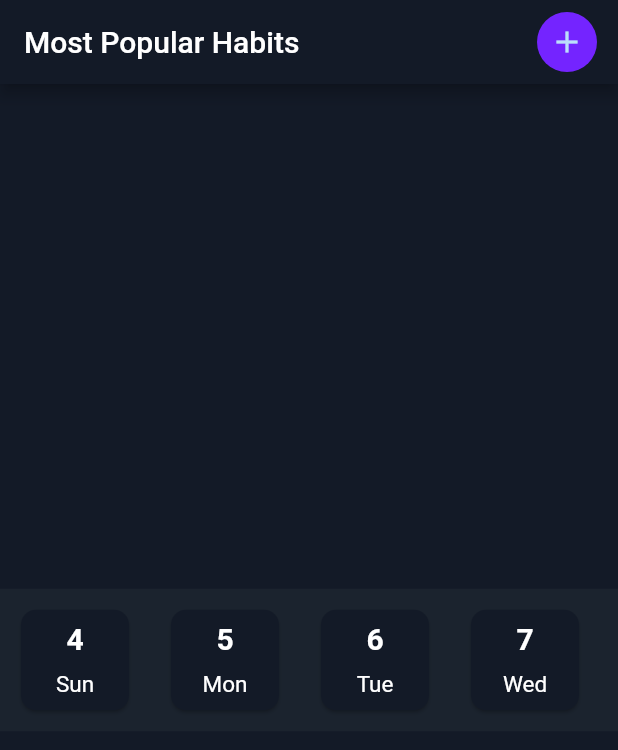
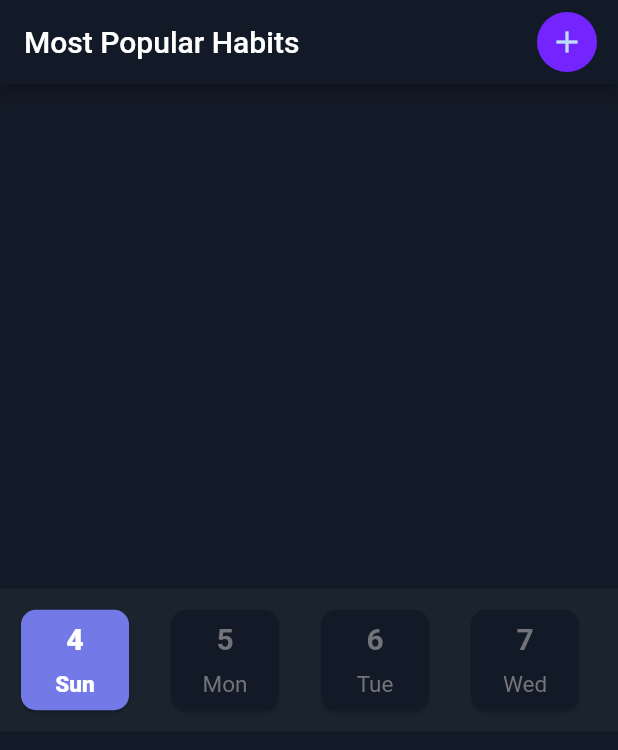
Before and after one commit to pranavkaruvally/Habit-tracker, a Flutter app: the screen it shows after launch, on a phone screen of 412 x 824 dp. Shown: the top 750 px of the screen. Run offline on Flutter 3.47's test engine with Material 2 defaults, Android fonts, the phone set to English and light mode, and no system bars; our stand-ins replace hive, hive_flutter; accounts and stored records are empty.

Commit message:
Highlighted today's date in Calendar

```diff
--- a/habit_tracker/lib/set_habit.dart
+++ b/habit_tracker/lib/set_habit.dart
@@ -12,7 +12,7 @@ class Calendar extends StatefulWidget {
 
 class _CalendarState extends State<Calendar> {
 
-  Widget calendarTile({date, weekDay}) {
+  Widget calendarTile({date, weekDay, bool today=false}) {
   return Container(
           margin: const EdgeInsets.all(10.0),
           height: 80,
@@ -20,13 +20,13 @@ class _CalendarState extends State<Calendar> {
           child: Card(
             shape: RoundedRectangleBorder(
       borderRadius: BorderRadius.circular(10.0),),
-            color: const Color(0xFF131a27),
+            color: today ? const Color(0xFF737ae8) : const Color(0xFF131a27),
             child: Center(
               child: Column(
                 children: <Widget>[
                   Expanded(child: Container()),
-                  Container(margin: const EdgeInsets.all(5.0), child: Text("$date", style: const TextStyle(color: Colors.white, fontSize: 20, fontWeight: FontWeight.bold))),
-                  Container(margin: const EdgeInsets.all(5.0), child: Text("$weekDay", style: const TextStyle(color: Colors.white, fontSize: 15))),
+                  Container(margin: const EdgeInsets.all(5.0), child: Text("$date", style: TextStyle(color: today ? Colors.white : const Color(0xFF737479), fontSize: 20, fontWeight: today ? FontWeight.w900 : FontWeight.w600))),
+                  Container(margin: const EdgeInsets.all(5.0), child: Text("$weekDay", style: TextStyle(color: today ? Colors.white : const Color(0xFF737479), fontSize: 15, fontWeight: today ? FontWeight.w800 : FontWeight.normal))),
                   Expanded(child: Container()),
                 ],
               ),
@@ -55,7 +55,14 @@ class _CalendarState extends State<Calendar> {
         child: ListView.builder(
         scrollDirection: Axis.horizontal,
         itemCount: 7,
-        itemBuilder: (context, index) => calendarTile(date: date(index), weekDay: week(index)),
+        itemBuilder: (context, index) {
+          if (index == 0) {
+            return calendarTile(date: date(index), weekDay: week(index), today: true);
+          }
+          else {
+            return calendarTile(date: date(index), weekDay: week(index));
+          }
+        }
         // children: <Widget>[
         //   calenderTile(date:2, weekDay:'Tue'),
         //   calenderTile(date:3, weekDay:'Wed'),
```
